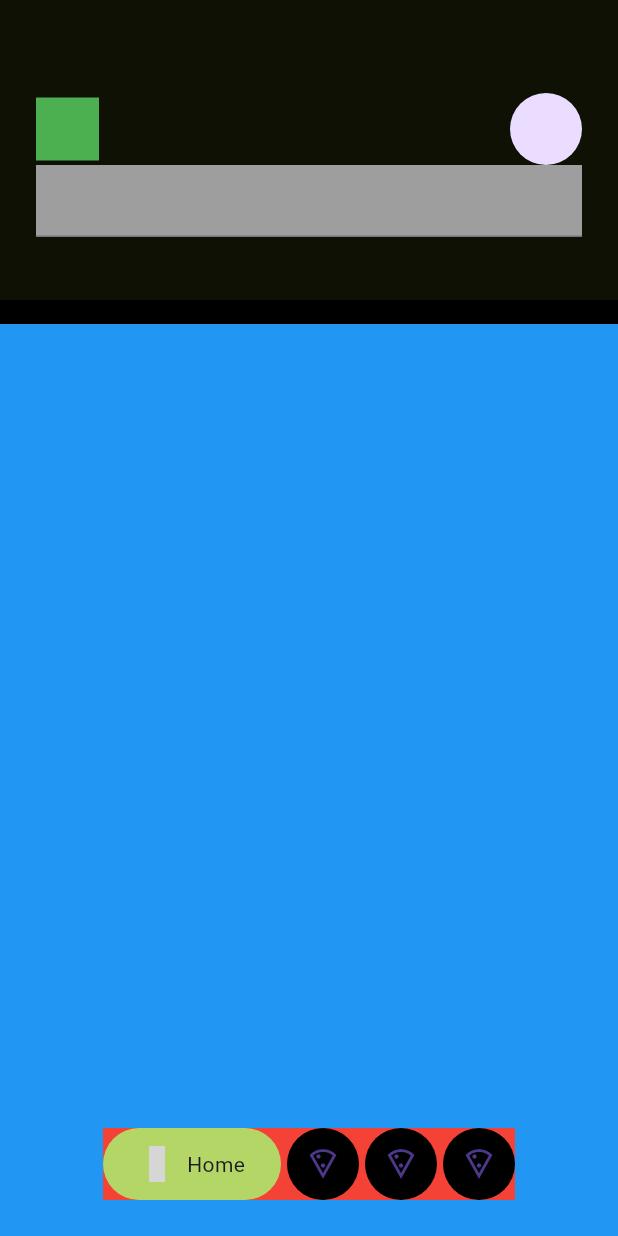
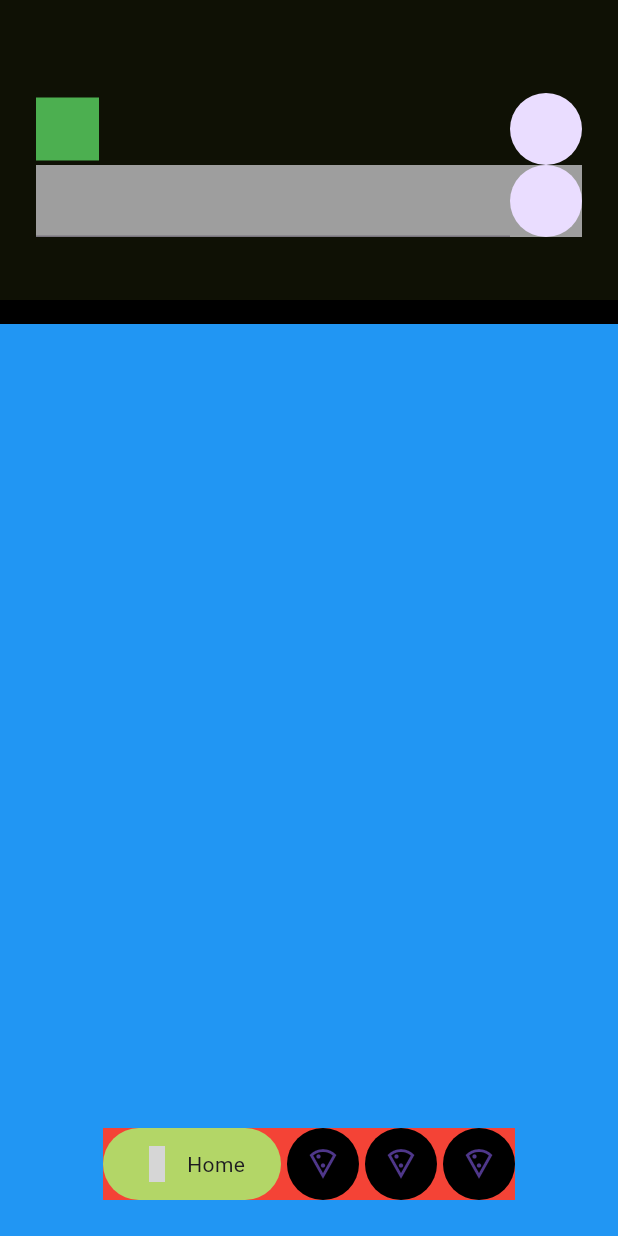
Before and after one commit to JAICHANGPARK/flutter_notebook_chapter_43, a Flutter app: the FoodOrderMainPage screen opened directly, on a phone screen of 412 x 824 dp. Run offline on Flutter 3.47's test engine with Material 3 defaults, Android fonts, the phone set to English and light mode, and no system bars; our stand-ins replace gap, hugeicons, percent_indicator; grey boxes are pictures that could not be loaded.

Commit message:
Update food_order_main_page.dart

```diff
--- a/lib/ep2393_food_order_app/ui/food_order_main_page.dart
+++ b/lib/ep2393_food_order_app/ui/food_order_main_page.dart
@@ -54,7 +54,10 @@ class _FoodOrderMainPageState extends State<FoodOrderMainPage> {
                           children: [
                             Expanded(
                               child: TextField(),
-                            )
+                            ),
+                            CircleAvatar(
+                              radius: 24,
+                            ),
                           ],
                         ),
                       ),
```
